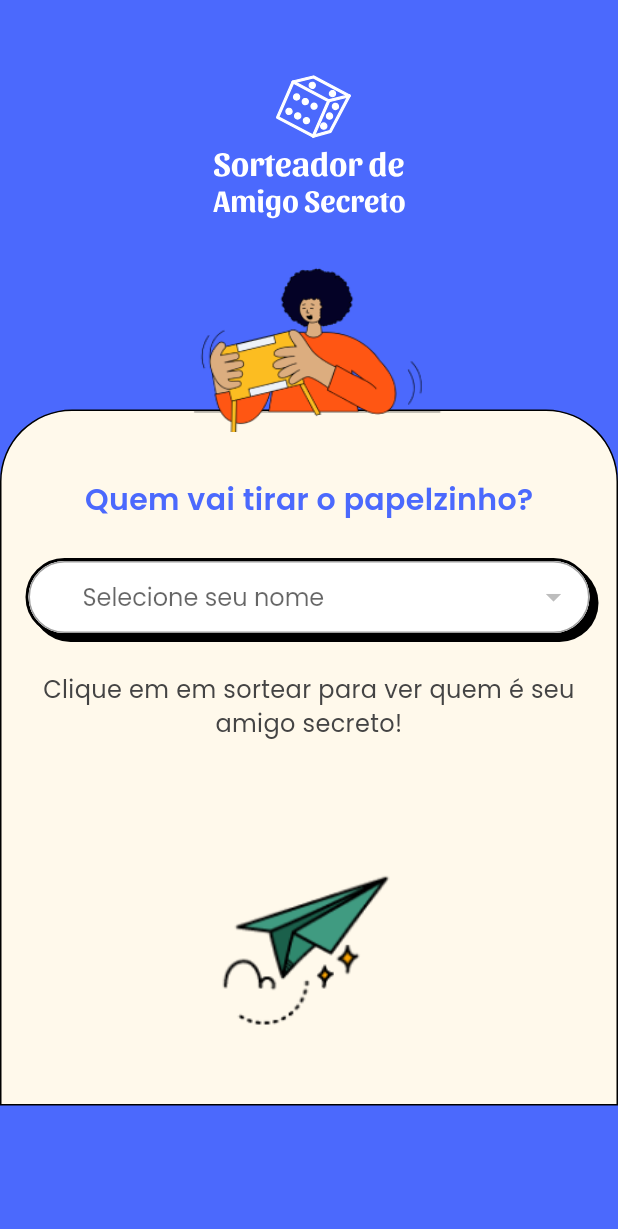
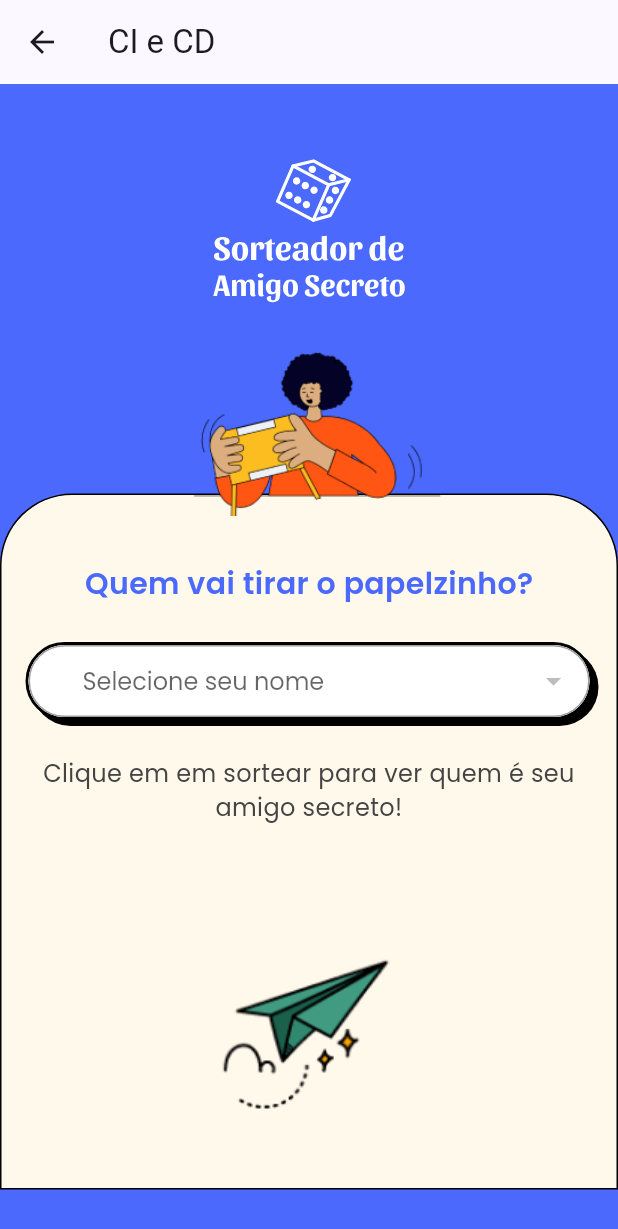
Before and after one commit to FMoreiraSouza/ci-alura-course, a Flutter app: the DrawPage screen opened directly with empty values, on a phone screen of 412 x 824 dp. Shown: the top 1229 px of the screen. Run offline on Flutter 3.47's test engine with Material 3 defaults, Android fonts, the phone set to English and light mode, and no system bars; our stand-ins replace bloc, flutter_bloc, flutter_svg, google_fonts.

Commit message:
fix app bar drawer page

```diff
--- a/lib/pages/draw_page.dart
+++ b/lib/pages/draw_page.dart
@@ -20,6 +20,7 @@ class _DrawPageState extends State<DrawPage> {
   @override
   Widget build(BuildContext context) {
     return Scaffold(
+      appBar: AppBar(title: const Text("CI e CD")),
       backgroundColor: AppColors.primary,
       body: SingleChildScrollView(
         child: Stack(
```
